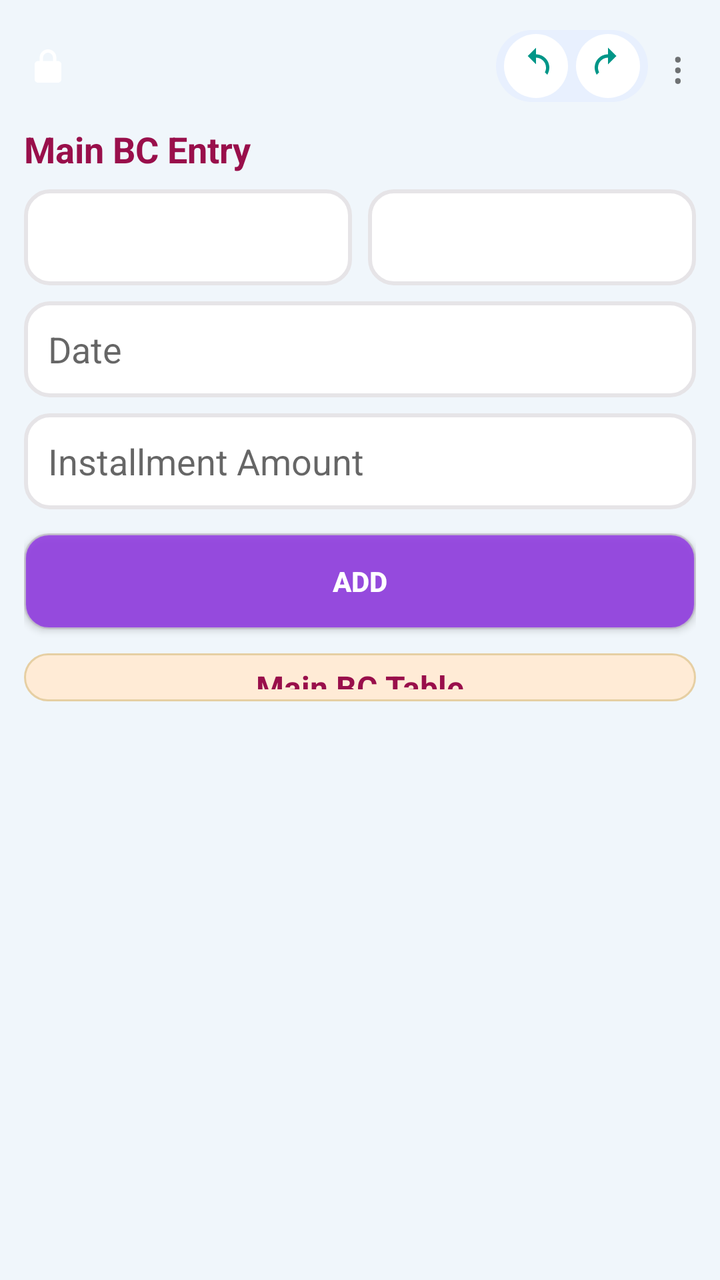
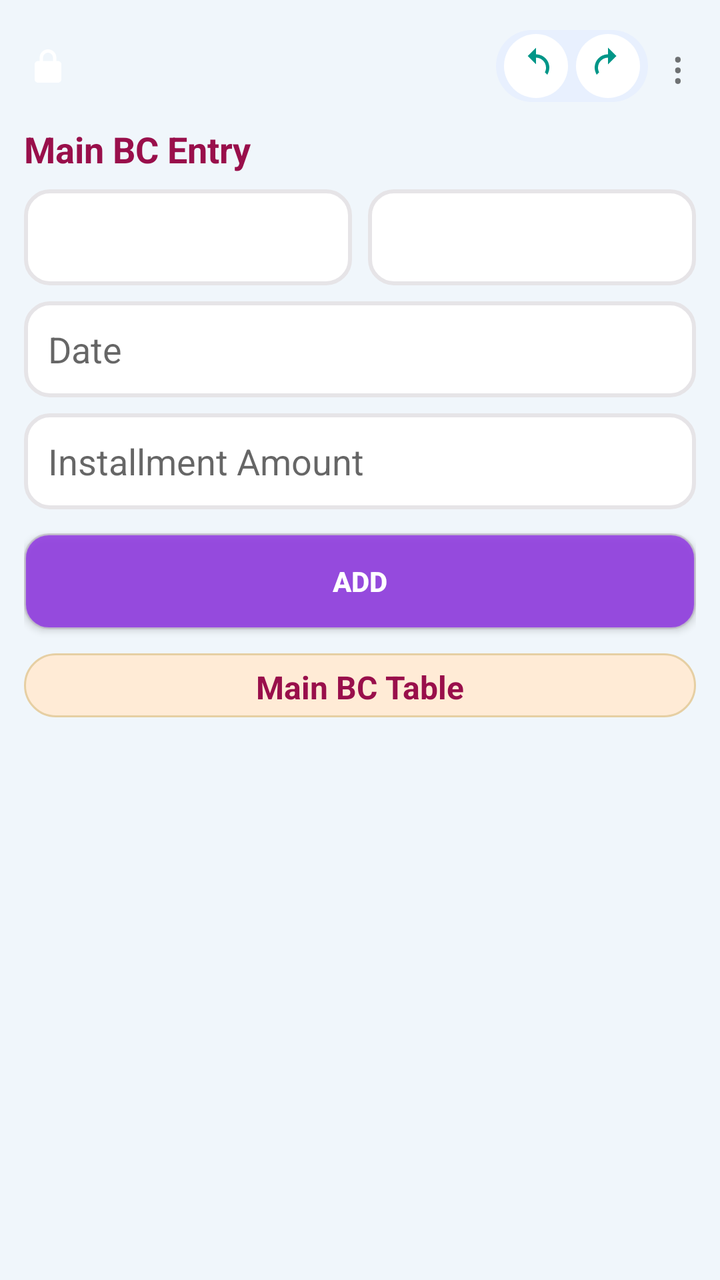

Before-and-after screenshots of an Android layout around one commit, followed by the original layout XML and the change that was made.
<!-- AndroidManifest.xml: application theme Theme.AppCompat.Light.NoActionBar -->
<!-- res/layout/activity_main.xml -->
<?xml version="1.0" encoding="utf-8"?>
  
<ScrollView
xmlns:android="http://schemas.android.com/apk/res/android"  
android:layout_width="match_parent"  
android:layout_height="match_parent"  
android:background="#f0f6fb"  
android:fillViewport="true">

<LinearLayout  
    android:id="@+id/rootLayout"  
    android:orientation="vertical"  
    android:padding="12dp"  
    android:layout_width="match_parent"  
    android:layout_height="match_parent">  

      
    <LinearLayout  
        android:layout_width="match_parent"  
        android:layout_height="wrap_content"  
        android:gravity="center_vertical"  
        android:orientation="horizontal">  

        <ImageView  
            android:id="@+id/imgLock"  
            android:layout_width="24dp"  
            android:layout_height="24dp"  
            android:src="@drawable/ic_lock"  
            android:layout_marginEnd="10dp"  
            android:contentDescription="Edit Mode Locked"  
            android:visibility="visible"  
            android:padding="2dp" />  

        <Space  
            android:layout_width="0dp"  
            android:layout_height="wrap_content"  
            android:layout_weight="1" />  

        <LinearLayout  
            android:layout_width="wrap_content"  
            android:layout_height="36dp"  
            android:orientation="horizontal"  
            android:gravity="center"  
            android:background="@drawable/bg_big_curve"  
            android:paddingStart="4dp"  
            android:paddingEnd="4dp"  
            android:layout_marginEnd="6dp">  

            <ImageButton  
                android:id="@+id/btnUndo"  
                android:layout_width="32dp"  
                android:layout_height="32dp"  
                android:background="@drawable/bg_small_curve"  
                android:src="@drawable/ic_undo"  
                android:scaleType="centerInside"  
                android:contentDescription="Undo"  
                android:padding="6dp" />  

            <ImageButton  
                android:id="@+id/btnRedo"  
                android:layout_width="32dp"  
                android:layout_height="32dp"  
                android:layout_marginStart="4dp"  
                android:background="@drawable/bg_small_curve"  
                android:src="@drawable/ic_redo"  
                android:scaleType="centerInside"  
                android:contentDescription="Redo"  
                android:padding="6dp" />  
        </LinearLayout>  

        <TextView  
            android:id="@+id/menuButton"  
            android:text="⋮"  
            android:textSize="22sp"  
            android:padding="6dp"  
            android:clickable="true"  
            android:focusable="true"  
            android:layout_width="wrap_content"  
            android:layout_height="wrap_content" />  
    </LinearLayout>  

      
    <TextView  
        android:id="@+id/titleMain"  
        android:text="Main BC Entry"  
        android:textColor="#990F4B"  
        android:textSize="18sp"  
        android:textStyle="bold"  
        android:layout_marginTop="8dp"  
        android:layout_marginBottom="8dp"  
        android:layout_width="wrap_content"  
        android:layout_height="wrap_content" />  

      
    <LinearLayout  
        android:orientation="horizontal"  
        android:layout_width="match_parent"  
        android:layout_height="wrap_content"  
        android:layout_marginBottom="8dp">  

        <Spinner  
            android:id="@+id/spinnerBc"  
            android:layout_width="0dp"  
            android:layout_height="48dp"  
            android:layout_weight="1"  
            android:background="@drawable/bg_input_curved"  
            android:paddingHorizontal="12dp" />  

        <Space  
            android:layout_width="8dp"  
            android:layout_height="wrap_content" />  

        <Spinner  
            android:id="@+id/spinnerMember"  
            android:layout_width="0dp"  
            android:layout_height="48dp"  
            android:layout_weight="1"  
            android:background="@drawable/bg_input_curved"  
            android:paddingHorizontal="12dp" />  
    </LinearLayout>  

      
    <EditText  
        android:id="@+id/editPayDate"  
        android:hint="Date"  
        android:focusable="false"  
        android:inputType="none"  
        android:layout_width="match_parent"  
        android:layout_height="48dp"  
        android:background="@drawable/bg_input_curved"  
        android:paddingHorizontal="12dp"  
        android:layout_marginBottom="8dp" />  

      
    <EditText  
        android:id="@+id/editPayAmount"  
        android:hint="Installment Amount"  
        android:inputType="number"  
        android:layout_width="match_parent"  
        android:layout_height="48dp"  
        android:background="@drawable/bg_input_curved"  
        android:paddingHorizontal="12dp"  
        android:layout_marginBottom="12dp" />  

      
    <Button  
        android:id="@+id/buttonAdd"  
        android:text="ADD"  
        android:textColor="@android:color/white"  
        android:textStyle="bold"  
        android:layout_width="match_parent"  
        android:layout_height="48dp"  
        android:background="@drawable/btn_add_ripple"  
        android:elevation="4dp"  
        android:layout_marginBottom="12dp" />  

      
    <LinearLayout  
        android:layout_width="match_parent"  
        android:layout_height="wrap_content"  
        android:orientation="horizontal"  
        android:gravity="center_vertical"  
        android:layout_marginBottom="6dp">  

        <TextView  
            android:text="Main BC Table"  
            android:textSize="16sp"  
            android:textStyle="bold"  
            android:textColor="#990F4B"  
            android:background="@drawable/bg_title_curved"   
            android:layout_height="24dp"  
            android:gravity="center"
            android:layout_width="0dp"  
            android:layout_weight="1" />  
            
        <androidx.appcompat.widget.SwitchCompat  
            android:id="@+id/switchVertical"  
            android:layout_width="wrap_content"  
            android:layout_height="wrap_content"  
            android:text="Vertical"  
            android:visibility="gone"/>  
    </LinearLayout>  

      
    <HorizontalScrollView  
        android:id="@+id/horizontalScroll"  
        android:layout_width="match_parent"  
        android:layout_height="wrap_content"  
        android:scrollbars="horizontal">  

        <LinearLayout  
            android:id="@+id/tableContainer"  
            android:orientation="vertical"  
            android:layout_width="wrap_content"  
            android:layout_height="wrap_content" />  
    </HorizontalScrollView>  

</LinearLayout>

</ScrollView>
<!-- resources referenced by this layout -->
<resources>
  <!-- drawable bg_big_curve (drawable) -->
  <shape xmlns:android="http://schemas.android.com/apk/res/android">
      <solid android:color="#E8F0FE"/>
      <corners android:radius="24dp"/>
  </shape>
  <!-- drawable bg_input_curved (drawable) -->
  <shape xmlns:android="http://schemas.android.com/apk/res/android"
      android:shape="rectangle">
  
      <solid android:color="@android:color/white"/>
      <stroke
          android:width="2dp"
          android:color="#e6e4e7"/>
      <corners android:radius="12dp"/>
  </shape>
  <!-- drawable bg_small_curve (drawable) -->
  <selector xmlns:android="http://schemas.android.com/apk/res/android">
      <item android:state_pressed="true">
          <shape>
              <solid android:color="#D2E3FC"/>
              <corners android:radius="18dp"/>
          </shape>
      </item>
      <item>
          <shape>
              <solid android:color="@android:color/white"/>
              <corners android:radius="18dp"/>
          </shape>
      </item>
  </selector>
  <!-- drawable bg_title_curved (drawable) -->
  <?xml version="1.0" encoding="utf-8"?>
  <shape xmlns:android="http://schemas.android.com/apk/res/android"
      android:shape="rectangle">
  
      
      <solid android:color="#ffebd6"/>
  
      
      <corners android:radius="25dp"/>
  
      
      <stroke
          android:width="1dp"
          android:color="#E6CFA3"/>
  
      <padding
          android:top="6dp"
          android:bottom="6dp"/>
  
  </shape>
  <!-- drawable btn_add_ripple (drawable) -->
  <ripple xmlns:android="http://schemas.android.com/apk/res/android"
      android:color="#40FFFFFF">
  
      <item>
          <shape android:shape="rectangle">
              <solid android:color="#CC8A2BE2"/>
              <stroke android:width="1dp" android:color="#CCC5C6C7" />
              <corners android:radius="12dp"/>
          </shape>
      </item>
  
  </ripple>
  <!-- drawable ic_lock (drawable) -->
  <vector xmlns:android="http://schemas.android.com/apk/res/android"
      android:width="24dp"
      android:height="24dp"
      android:viewportWidth="24"
      android:viewportHeight="24"
      android:tint="#FFFFFF">
      <path
          android:fillColor="#FFFFFF"
          android:pathData="M12,17a2,2 0 1,0 0,-4 2,2 0 0,0 0,4zm6,-8h-1V7a5,5 0 0,0 -10,0v2H6a2,2 0 0,0 -2,2v9a2,2 0 0,0 2,2h12a2,2 0 0,0 2,-2v-9a2,2 0 0,0 -2,-2zm-3,0H9V7a3,3 0 0,1 6,0v2z"/>
  </vector>
  <!-- drawable ic_redo (drawable) -->
  <vector xmlns:android="http://schemas.android.com/apk/res/android"
      android:width="24dp"
      android:height="24dp"
      android:viewportWidth="24"
      android:viewportHeight="24"
      android:tint="#009688">
  
      <path
          android:fillColor="@android:color/white"
          android:pathData="M12,5V1l5,5-5,5V7c-3.31,0-6,2.69-6,6 0,1.01 0.25,1.97 0.7,2.8L5.24,17.26C4.46,15.9 4,14.51 4,13c0-4.42 3.58-8 8-8z"/>
  
  </vector>
  <!-- drawable ic_undo (drawable) -->
  <vector xmlns:android="http://schemas.android.com/apk/res/android"
      android:width="24dp"
      android:height="24dp"
      android:viewportWidth="24"
      android:viewportHeight="24"
      android:tint="#009688">
  
      <path
          android:fillColor="@android:color/white"
          android:pathData="M12,5V1L7,6l5,5V7c3.31,0 6,2.69 6,6 0,1.01 -0.25,1.97 -0.7,2.8l1.46,1.46C19.54,15.9 20,14.51 20,13c0,-4.42 -3.58,-8 -8,-8z"/>
  
  </vector>
</resources>

<!-- the commit's change to res/layout/activity_main.xml (unified diff, before → after) -->
@@ -168,7 +168,7 @@ android:fillViewport="true">
             android:textStyle="bold"  
             android:textColor="#990F4B"  
             android:background="@drawable/bg_title_curved"   
-            android:layout_height="24dp"  
+            android:layout_height="32dp"  
             android:gravity="center"
             android:layout_width="0dp"  
             android:layout_weight="1" />  
